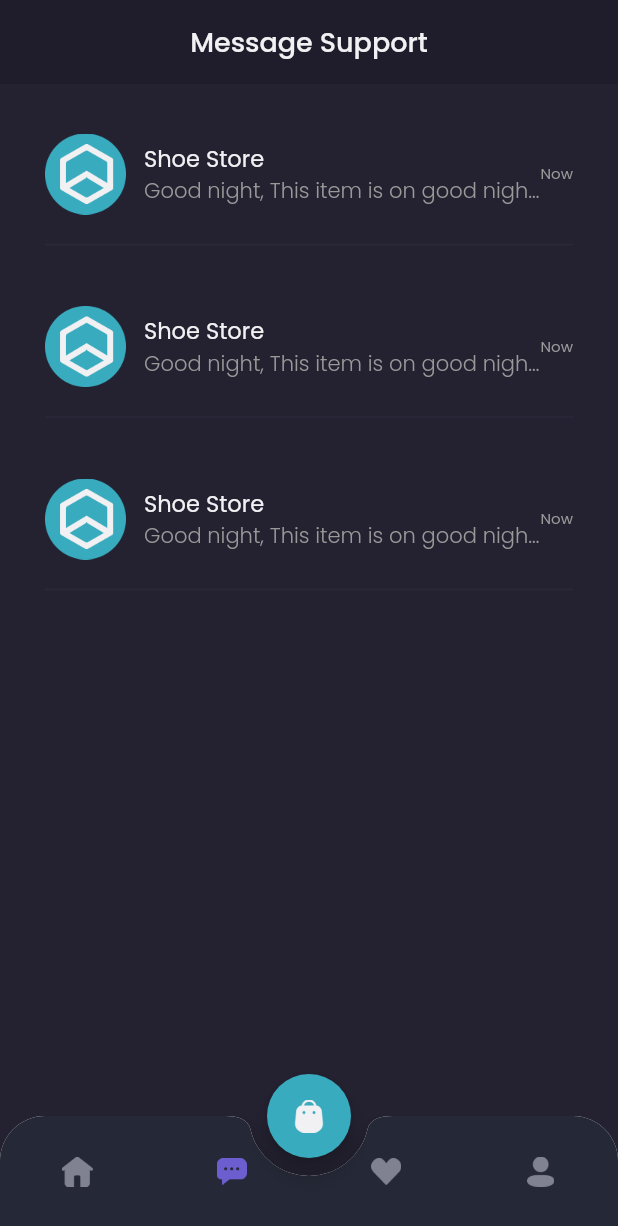
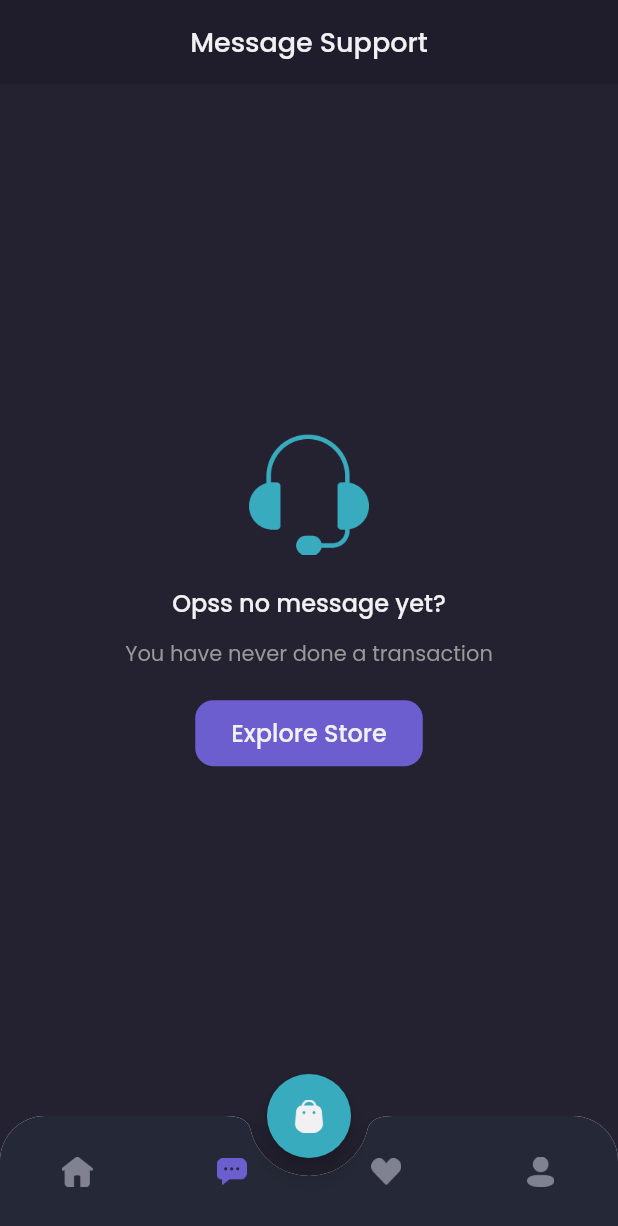
Before and after one commit to ahfasxp/shamo_bwa, a Flutter app: the MainPage screen opened by its route, item 2 of the bottom bar chosen, on a phone screen of 412 x 824 dp. Shown: the top 1226 px of the screen. Run offline on Flutter 3.47's test engine with Material 2 defaults, Android fonts, the phone set to English and light mode, and no system bars; our stand-ins replace cloud_firestore, firebase_core, google_fonts; accounts and stored records are empty; network calls fail.

Commit message:
chat service and page

```diff
--- /dev/null
+++ b/lib/models/message_model.dart
@@ -0,0 +1,48 @@
+import 'package:shamo_bwa/models/product_model.dart';
+
+class MessageModel {
+  late String message;
+  late int userId;
+  late String userName;
+  late String userImage;
+  late bool isFromUser;
+  ProductModel? product;
+  late DateTime createdAt;
+  late DateTime updatedAt;
+
+  MessageModel({
+    required this.message,
+    required this.userId,
+    required this.userName,
+    required this.userImage,
+    required this.isFromUser,
+    required this.product,
+    required this.createdAt,
+    required this.updatedAt,
+  });
+
+  MessageModel.fromJson(json) {
+    message = json['message'];
+    userId = json['userId'];
+    userName = json['userName'];
+    userImage = json['userImage'];
+    isFromUser = json['isFromUser'];
+    product =
+        json['product'].isEmpty ? null : ProductModel.fromJson(json['product']);
+    createdAt = DateTime.parse(json['createdAt']);
+    updatedAt = DateTime.parse(json['updatedAt']);
+  }
+
+  Map<String, dynamic> toJson() {
+    return {
+      'message': message,
+      'userId': userId,
+      'userName': userName,
+      'userImage': userImage,
+      'isFromUser': isFromUser,
+      'product': product == null ? {} : product!.toJson(),
+      'createdAt': createdAt,
+      'updateAt': updatedAt,
+    };
+  }
+}
--- a/lib/models/product_model.dart
+++ b/lib/models/product_model.dart
@@ -47,8 +47,10 @@
       'tags': tags,
       'category': category.toJson(),
       'galleries': galleries.map((e) => e.toJson()).toList(),
-      'createdAt': createdAt.toString(),
-      'updatedAt': updatedAt.toString()
+      'created_at': createdAt.toString(),
+      'updated_at': updatedAt.toString()
     };
   }
 }
+
+// class UninitializedProductModel extends ProductModel {}
--- a/lib/pages/home/chat_page.dart
+++ b/lib/pages/home/chat_page.dart
@@ -1,4 +1,9 @@
 import 'package:flutter/material.dart';
+import 'package:provider/provider.dart';
+import 'package:shamo_bwa/models/message_model.dart';
+import 'package:shamo_bwa/providers/auth_provider.dart';
+import 'package:shamo_bwa/providers/page_provider.dart';
+import 'package:shamo_bwa/services/message_service.dart';
 import 'package:shamo_bwa/theme.dart';
 import 'package:shamo_bwa/widgets/chat_tile.dart';
 
@@ -7,6 +12,9 @@
 
   @override
   Widget build(BuildContext context) {
+    AuthProvider authProvider = Provider.of<AuthProvider>(context);
+    PageProvider pageProvider = Provider.of<PageProvider>(context);
+
     Widget header() {
       return AppBar(
         backgroundColor: backgroundColor1,
@@ -57,7 +65,9 @@
               Container(
                 height: 44,
                 child: TextButton(
-                  onPressed: () {},
+                  onPressed: () {
+                    pageProvider.currentIndex = 0;
+                  },
                   style: TextButton.styleFrom(
                     padding: EdgeInsets.symmetric(
                       horizontal: 24,
@@ -84,6 +94,15 @@
     }
 
     Widget content() {
+      return StreamBuilder<List<MessageModel>>(
+          stream: MessageService()
+              .getMessagesByUserId(userid: authProvider.user.id!),
+          builder: (context, snapshot) {
+            if (snapshot.hasData) {
+              if (snapshot.data!.length == 0) {
+                return emptyChat();
+              }
+
               return Expanded(
                 child: Container(
                   color: backgroundColor3,
@@ -92,13 +111,15 @@
                       horizontal: defaultMargin,
                     ),
                     children: [
-              ChatTile(),
-              ChatTile(),
-              ChatTile(),
+                      ChatTile(snapshot.data![snapshot.data!.length - 1]),
                     ],
                   ),
                 ),
               );
+            } else {
+              return emptyChat();
+            }
+          });
     }
 
     return Column(
--- a/lib/pages/home/main_page.dart
+++ b/lib/pages/home/main_page.dart
@@ -1,10 +1,12 @@
 // ignore_for_file: dead_code
 
 import 'package:flutter/material.dart';
+import 'package:provider/provider.dart';
 import 'package:shamo_bwa/pages/home/chat_page.dart';
 import 'package:shamo_bwa/pages/home/home_page.dart';
 import 'package:shamo_bwa/pages/home/profile_page.dart';
 import 'package:shamo_bwa/pages/home/wishlist_page.dart';
+import 'package:shamo_bwa/providers/page_provider.dart';
 import 'package:shamo_bwa/theme.dart';
 
 class MainPage extends StatefulWidget {
@@ -15,10 +17,10 @@
 }
 
 class _MainPageState extends State<MainPage> {
-  int currentIndex = 0;
-
   @override
   Widget build(BuildContext context) {
+    PageProvider pageProvider = Provider.of<PageProvider>(context);
+
     Widget cardButton() {
       return FloatingActionButton(
         backgroundColor: secondaryColor,
@@ -43,11 +45,9 @@
           notchMargin: 12,
           clipBehavior: Clip.antiAlias,
           child: BottomNavigationBar(
-            currentIndex: currentIndex,
+            currentIndex: pageProvider.currentIndex,
             onTap: (value) {
-              setState(() {
-                currentIndex = value;
-              });
+              pageProvider.currentIndex = value;
             },
             backgroundColor: backgroundColor4,
             type: BottomNavigationBarType.fixed,
@@ -62,7 +62,9 @@
                     'assets/images/icon_home.png',
                     width: 21,
                     height: 20,
-                    color: currentIndex == 0 ? primaryColor : Color(0xff808191),
+                    color: pageProvider.currentIndex == 0
+                        ? primaryColor
+                        : Color(0xff808191),
                   ),
                 ),
                 label: '',
@@ -77,7 +79,9 @@
                     'assets/images/icon_chat.png',
                     width: 20,
                     height: 18,
-                    color: currentIndex == 1 ? primaryColor : Color(0xff808191),
+                    color: pageProvider.currentIndex == 1
+                        ? primaryColor
+                        : Color(0xff808191),
                   ),
                 ),
                 label: '',
@@ -92,7 +96,9 @@
                     'assets/images/icon_wishlist.png',
                     width: 20,
                     height: 18,
-                    color: currentIndex == 2 ? primaryColor : Color(0xff808191),
+                    color: pageProvider.currentIndex == 2
+                        ? primaryColor
+                        : Color(0xff808191),
                   ),
                 ),
                 label: '',
@@ -107,7 +113,9 @@
                     'assets/images/icon_profile.png',
                     width: 18,
                     height: 20,
-                    color: currentIndex == 3 ? primaryColor : Color(0xff808191),
+                    color: pageProvider.currentIndex == 3
+                        ? primaryColor
+                        : Color(0xff808191),
                   ),
                 ),
                 label: '',
@@ -119,7 +127,7 @@
     }
 
     Widget body() {
-      switch (currentIndex) {
+      switch (pageProvider.currentIndex) {
         case 0:
           return HomePage();
           break;
@@ -138,7 +146,8 @@
     }
 
     return Scaffold(
-      backgroundColor: currentIndex == 0 ? backgroundColor1 : backgroundColor3,
+      backgroundColor:
+          pageProvider.currentIndex == 0 ? backgroundColor1 : backgroundColor3,
       body: body(),
       floatingActionButton: cardButton(),
       floatingActionButtonLocation: FloatingActionButtonLocation.centerDocked,
--- a/lib/pages/home/wishlist_page.dart
+++ b/lib/pages/home/wishlist_page.dart
@@ -1,5 +1,6 @@
 import 'package:flutter/material.dart';
 import 'package:provider/provider.dart';
+import 'package:shamo_bwa/providers/page_provider.dart';
 import 'package:shamo_bwa/providers/wishlist_provider.dart';
 import 'package:shamo_bwa/theme.dart';
 import 'package:shamo_bwa/widgets/wishlist_card.dart';
@@ -10,6 +11,7 @@
   @override
   Widget build(BuildContext context) {
     WishlistProvider wishlistProvider = Provider.of<WishlistProvider>(context);
+    PageProvider pageProvider = Provider.of<PageProvider>(context);
 
     Widget header() {
       return AppBar(
@@ -61,7 +63,9 @@
               Container(
                 height: 44,
                 child: TextButton(
-                  onPressed: () {},
+                  onPressed: () {
+                    pageProvider.currentIndex = 0;
+                  },
                   style: TextButton.styleFrom(
                     padding: EdgeInsets.symmetric(
                       horizontal: 24,
--- a/lib/pages/splash_page.dart
+++ b/lib/pages/splash_page.dart
@@ -1,5 +1,3 @@
-import 'dart:async';
-
 import 'package:flutter/material.dart';
 import 'package:provider/provider.dart';
 import 'package:shamo_bwa/providers/product_provider.dart';
--- /dev/null
+++ b/lib/providers/page_provider.dart
@@ -0,0 +1,12 @@
+import 'package:flutter/cupertino.dart';
+
+class PageProvider with ChangeNotifier {
+  int _currentIndex = 0;
+
+  int get currentIndex => _currentIndex;
+
+  set currentIndex(int index) {
+    _currentIndex = index;
+    notifyListeners();
+  }
+}
--- a/lib/widgets/chat_tile.dart
+++ b/lib/widgets/chat_tile.dart
@@ -1,13 +1,21 @@
 import 'package:flutter/material.dart';
+import 'package:shamo_bwa/models/message_model.dart';
+import 'package:shamo_bwa/pages/detail_chat_page.dart';
 import 'package:shamo_bwa/theme.dart';
 
 class ChatTile extends StatelessWidget {
-  const ChatTile({Key? key}) : super(key: key);
+  final MessageModel message;
+  ChatTile(this.message);
 
   @override
   Widget build(BuildContext context) {
     return GestureDetector(
-      onTap: () => Navigator.pushNamed(context, '/detail-chat'),
+      onTap: () => Navigator.push(
+        context,
+        MaterialPageRoute(
+          builder: (context) => DetailChatPage(),
+        ),
+      ),
       child: Container(
         margin: EdgeInsets.only(top: 33),
         child: Column(
@@ -32,7 +40,7 @@
                         ),
                       ),
                       Text(
-                        'Good night, This item is on good night, This item is on...',
+                        message.message,
                         style: secondaryTextStyle.copyWith(
                           fontWeight: light,
                         ),
--- a/pubspec.yaml
+++ b/pubspec.yaml
@@ -28,7 +28,9 @@
 # versions available, run `flutter pub outdated`.
 dependencies:
   carousel_slider: ^4.0.0
+  cloud_firestore: ^3.1.4
   cupertino_icons: ^1.0.2
+  firebase_core: ^1.10.5
   flutter:
     sdk: flutter
   google_fonts: ^2.1.0
```
Also changed, not shown: lib/main.dart (+8 -4 lines), lib/pages/detail_chat_page.dart (+69 -20 lines), lib/pages/product_page.dart (+8 -1 lines), lib/services/message_service.dart (added, +51 -0 lines), lib/widgets/chat_bubble.dart (+8 -12 lines), pubspec.lock, 3 other files. Lines whose indentation alone changed are shown as unchanged.
